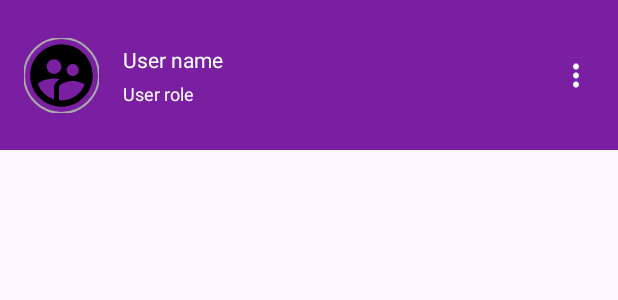
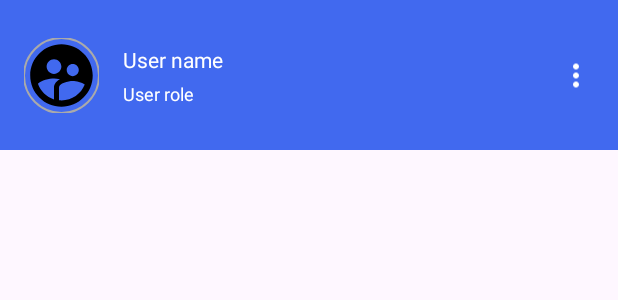
Before and after one commit to neerajdev123/Appadore-Test, an Android app: the layout layout_meeting_header.xml on its own in the app's theme, with its tools: preview values and no code run, on a phone screen of 412 x 824 dp. Shown: the top 300 px of the screen. Run offline under Robolectric (Android 15) with nearby library versions, the phone set to English and light mode, and no system bars.

Commit message:
primary color change as per design

```diff
--- a/app/src/main/res/drawable/bg_rounded_purple.xml
+++ b/app/src/main/res/drawable/bg_rounded_purple.xml
@@ -1,6 +1,6 @@
 <?xml version="1.0" encoding="UTF-8"?>
 <shape xmlns:android="http://schemas.android.com/apk/res/android">
-    <solid android:color="@color/purple_700"/>
+    <solid android:color="@color/blue_primary"/>
     <stroke android:width="3dp" android:color="@color/white" />
     <corners android:radius="5dp"/>
     <padding android:left="0dp" android:top="0dp" android:right="0dp" android:bottom="0dp" />
--- a/app/src/main/res/layout/fragment_meeting.xml
+++ b/app/src/main/res/layout/fragment_meeting.xml
@@ -72,7 +72,7 @@
         android:layout_width="wrap_content"
         android:layout_height="wrap_content"
         android:src="@drawable/baseline_card_giftcard_24"
-        android:backgroundTint="@color/purple_700"
+        android:backgroundTint="@color/blue_primary"
         android:contentDescription="@string/fab_cd"
         android:layout_margin="@dimen/common_padding_16_dp"
         app:layout_constraintBottom_toTopOf="@+id/layout_send"
@@ -103,7 +103,7 @@
             android:layout_margin="@dimen/common_padding_8_dp"
             android:src="@drawable/baseline_send_24"
             android:layout_gravity="center_vertical"
-            android:tint="@color/purple_700"/>
+            android:tint="@color/blue_primary"/>
 
 
     </LinearLayout>
--- a/app/src/main/res/layout/layout_meeting_header.xml
+++ b/app/src/main/res/layout/layout_meeting_header.xml
@@ -3,7 +3,7 @@
     android:layout_width="match_parent"
     android:layout_height="@dimen/header_height"
     xmlns:app="http://schemas.android.com/apk/res-auto"
-    android:background="@color/purple_700">
+    android:background="@color/blue_primary">
 
     <com.google.android.material.imageview.ShapeableImageView
         android:id="@+id/img_profile"
--- a/app/src/main/res/values/colors.xml
+++ b/app/src/main/res/values/colors.xml
@@ -9,4 +9,5 @@
     <color name="purple_700">#FF7B1FA2</color>
     <color name="grey">#D3D3D3</color>
     <color name="light_blue">#F5FBFF</color>
+    <color name="blue_primary">#4169EF</color>
 </resources>
--- a/app/src/main/res/values/themes.xml
+++ b/app/src/main/res/values/themes.xml
@@ -1,7 +1,7 @@
-<resources xmlns:tools="http://schemas.android.com/tools">
+<resources>
     <!-- Base application theme. -->
     <style name="Base.Theme.MyApplication" parent="Theme.Material3.DayNight.NoActionBar">
-        <item name="colorPrimary">@color/purple_700</item>
+        <item name="colorPrimary">@color/blue_primary</item>
         <item name="colorPrimaryVariant">@color/purple_400</item>
         <item name="colorOnPrimary">@color/white</item>
         <!-- Secondary brand color. -->
```
